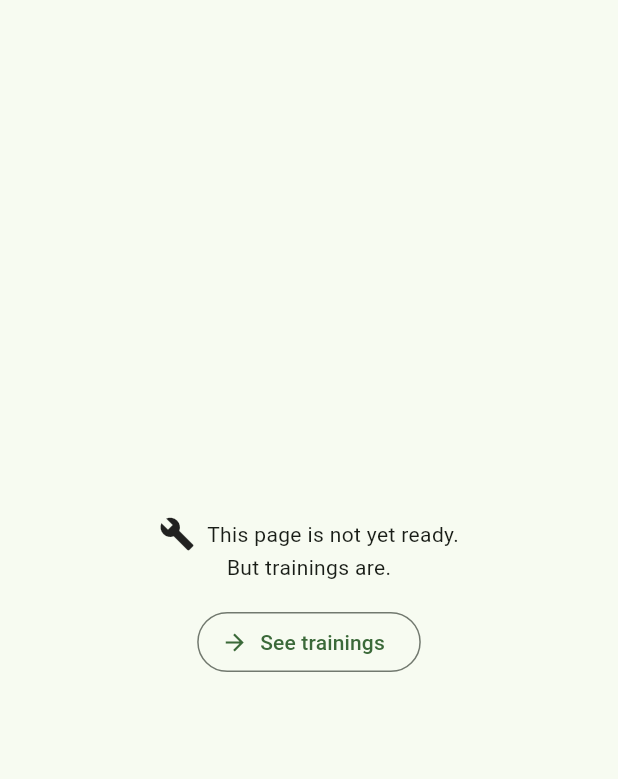
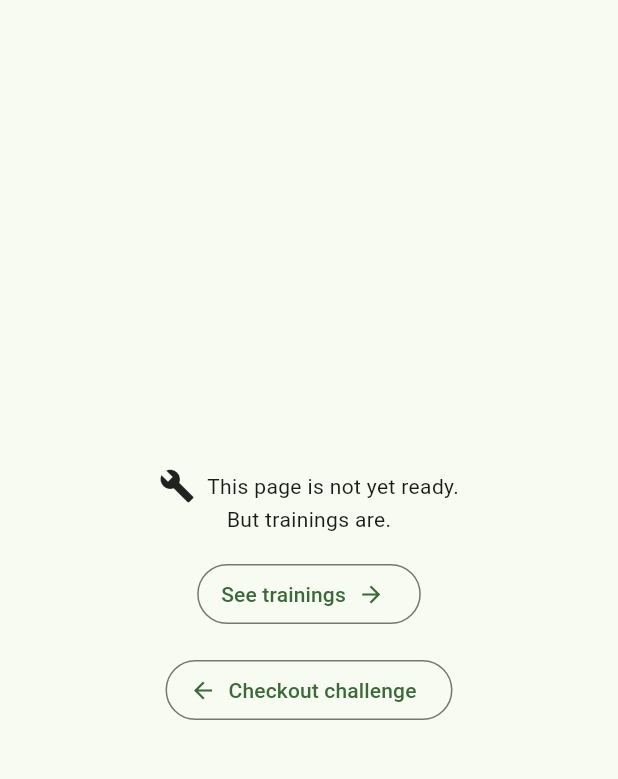
Before and after one commit to Sintexer/fastmath, a Flutter app: the screen it shows after launch, on a phone screen of 412 x 824 dp, the part 63-842 px from its top. Run offline on Flutter 3.47's test engine with Material 3 defaults, Android fonts, the phone set to English and light mode, and no system bars; our stand-ins replace flutter_riverpod, freezed_annotation, go_router, riverpod_annotation; missing offline and left inert: responsive_grid_list; generated files the repository leaves out were written again.

Commit message:
feat(challenge): add challenge config screen

```diff
--- a/lib/app.dart
+++ b/lib/app.dart
@@ -1,24 +1,35 @@
+import 'package:fastmath/challenge/screens/challenge_config_screen.dart';
 import 'package:fastmath/screens/home_screen.dart';
 import 'package:fastmath/training/screens/trainings_screen.dart';
 import 'package:fastmath/training/screens/training_screen.dart';
 import 'package:flutter/material.dart';
 import 'package:go_router/go_router.dart';
 
-final _router = GoRouter(routes: [
-  GoRoute(
-    path: '/',
-    builder: (context, state) => const HomeScreen(),
-  ),
-  GoRoute(
+final _router = GoRouter(
+  routes: [
+    GoRoute(
+        path: '/',
+        builder: (context, state) => const HomeScreen(),
+        routes: [
+          GoRoute(
+            path: ChallengeConfigScreen.routeName,
+            builder: (context, state) => const ChallengeConfigScreen(),
+          ),
+        ]),
+    GoRoute(
       path: '/trainings',
       builder: (context, state) => const TrainingsScreen(),
       routes: [
         GoRoute(
           path: "/:id/quiz",
-          builder: (context, state) => TrainingScreen(id: state.pathParameters['id'],),
+          builder: (context, state) => TrainingScreen(
+            id: state.pathParameters['id'],
+          ),
         )
-      ])
-]);
+      ],
+    ),
+  ],
+);
 
 class FastMathApp extends StatelessWidget {
   @override
--- /dev/null
+++ b/lib/model/math.dart
@@ -0,0 +1,6 @@
+
+
+enum Topic {
+  addition,
+  subtraction
+}
--- a/lib/screens/home_screen.dart
+++ b/lib/screens/home_screen.dart
@@ -1,3 +1,4 @@
+import 'package:fastmath/challenge/screens/challenge_config_screen.dart';
 import 'package:fastmath/widgets/top_level_page_scaffold.dart';
 import 'package:flutter/material.dart';
 import 'package:flutter_riverpod/flutter_riverpod.dart';
@@ -28,9 +29,18 @@ class HomeScreen extends ConsumerWidget {
               Text("But trainings are."),
               const SizedBox(height: 16),
               OutlinedButton.icon(
-                  icon: Icon(Icons.arrow_forward),
-                  onPressed: () => context.go("/trainings"),
-                  label: Text("See trainings"))
+                iconAlignment: IconAlignment.end,
+                icon: Icon(Icons.arrow_forward),
+                onPressed: () => context.go("/trainings"),
+                label: Text("See trainings"),
+              ),
+              const SizedBox(height: 16),
+              OutlinedButton.icon(
+                iconAlignment: IconAlignment.start,
+                icon: Icon(Icons.arrow_back),
+                onPressed: () => context.go(ChallengeConfigScreen.routeName),
+                label: Text("Checkout challenge"),
+              ),
             ],
           ),
         ),
```
Also changed, not shown: lib/challenge/data/challenge_models.dart (added, +13 -0 lines), lib/challenge/providers/challenge_providers.dart (added, +22 -0 lines), lib/challenge/screens/challenge_config_screen.dart (added, +105 -0 lines), lib/challenge/data/challenge_models.freezed.dart (added), lib/challenge/providers/challenge_providers.g.dart (added).
